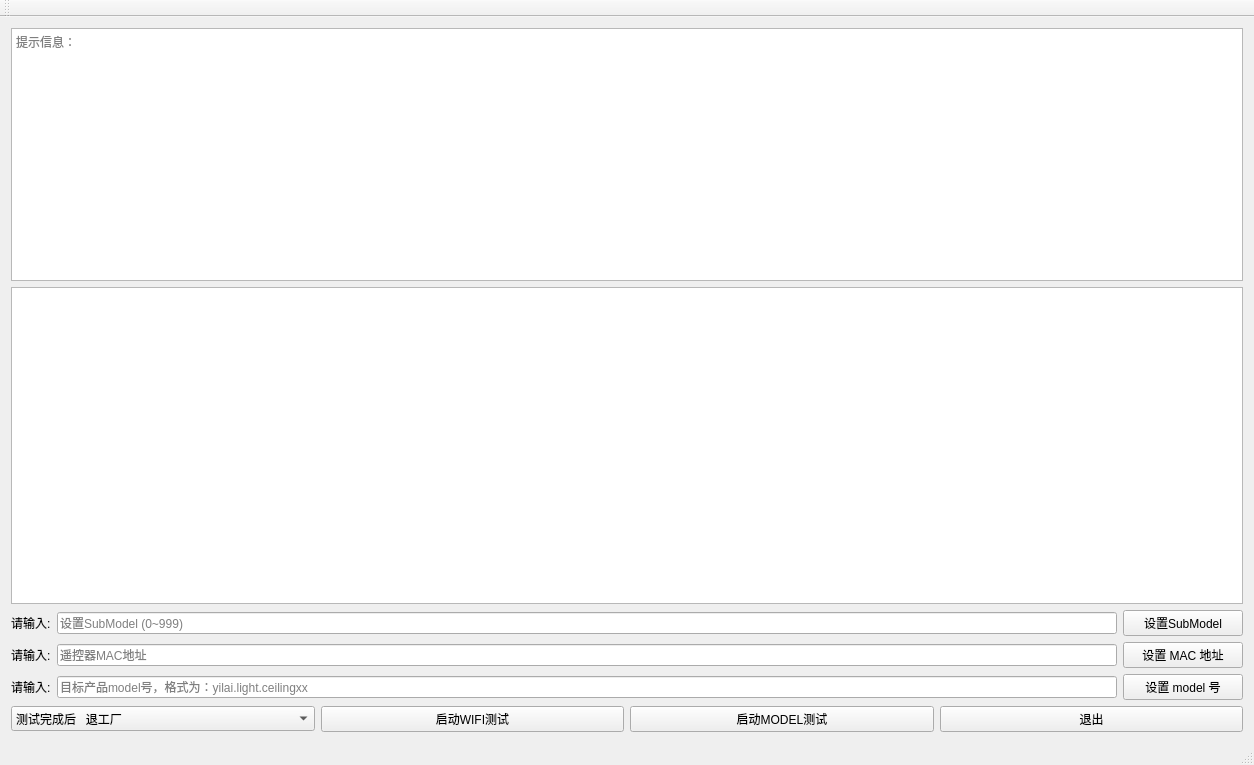
Above: mainwindow.ui from liuwming/NoxClient-of-Rasp before the change. Below: the same form after it.
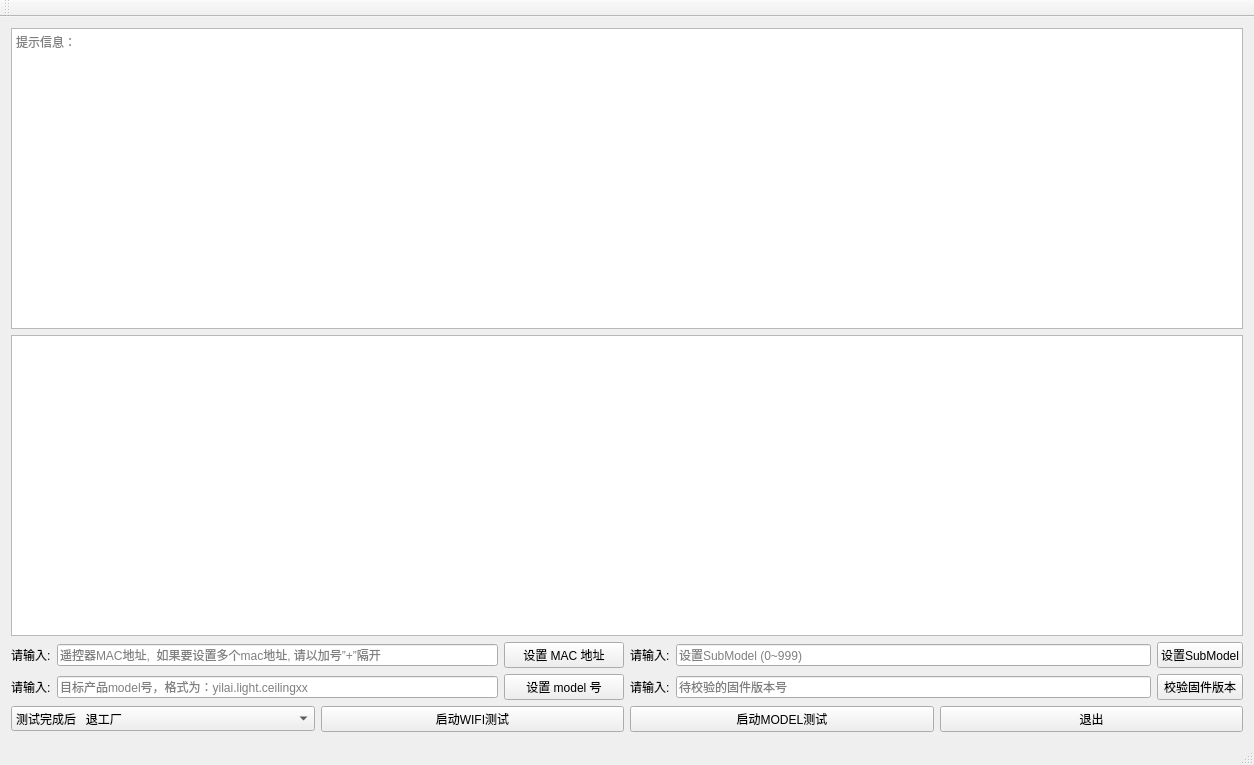
That is the form after the change.

Commit message: 1, Version:1.7 2, add check version number function

The edit to the form file:
```diff
--- a/mainwindow.ui
+++ b/mainwindow.ui
@@ -14,20 +14,15 @@
    <string>MainWindow</string>
   </property>
   <widget class="QWidget" name="centralWidget">
-   <layout class="QGridLayout" name="gridLayout_2">
+   <layout class="QGridLayout" name="gridLayout_3">
     <item row="0" column="0">
-     <layout class="QVBoxLayout" name="verticalLayout" stretch="4,5">
-      <property name="sizeConstraint">
-       <enum>QLayout::SetFixedSize</enum>
-      </property>
-      <item>
        <widget class="QTextEdit" name="textEdit">
         <property name="placeholderText">
          <string>提示信息：</string>
         </property>
        </widget>
       </item>
-      <item>
+    <item row="1" column="0">
        <widget class="QTableWidget" name="tableWidget">
         <property name="minimumSize">
          <size>
@@ -43,66 +38,42 @@
         </property>
        </widget>
       </item>
-     </layout>
-    </item>
-    <item row="1" column="0">
+    <item row="2" column="0">
+     <layout class="QHBoxLayout" name="horizontalLayout_2">
+      <item>
      <layout class="QGridLayout" name="gridLayout">
       <item row="0" column="0">
-       <widget class="QLabel" name="label_3">
-        <property name="text">
-         <string>请输入:</string>
-        </property>
-       </widget>
-      </item>
-      <item row="0" column="1">
-       <widget class="QLineEdit" name="lineEditSubModel">
-        <property name="autoFillBackground">
-         <bool>false</bool>
-        </property>
-        <property name="placeholderText">
-         <string>设置SubModel (0~999)</string>
-        </property>
-       </widget>
-      </item>
-      <item row="0" column="2">
-       <widget class="QPushButton" name="pushButtonSubModel">
-        <property name="text">
-         <string>设置SubModel</string>
-        </property>
-       </widget>
-      </item>
-      <item row="1" column="0">
        <widget class="QLabel" name="label">
         <property name="text">
          <string>请输入:</string>
         </property>
        </widget>
       </item>
-      <item row="1" column="1">
+        <item row="0" column="1">
        <widget class="QLineEdit" name="lineEditMac">
         <property name="autoFillBackground">
          <bool>false</bool>
         </property>
         <property name="placeholderText">
-         <string>遥控器MAC地址</string>
+           <string>遥控器MAC地址,  如果要设置多个mac地址, 请以加号”+”隔开</string>
         </property>
        </widget>
       </item>
-      <item row="1" column="2">
+        <item row="0" column="2">
        <widget class="QPushButton" name="pushButtonMac">
         <property name="text">
          <string>设置 MAC 地址</string>
         </property>
        </widget>
       </item>
-      <item row="2" column="0">
+        <item row="1" column="0">
        <widget class="QLabel" name="label_2">
         <property name="text">
          <string>请输入:</string>
         </property>
        </widget>
       </item>
-      <item row="2" column="1">
+        <item row="1" column="1">
        <widget class="QLineEdit" name="lineEditModel">
         <property name="autoFillBackground">
          <bool>false</bool>
@@ -112,7 +83,7 @@
         </property>
        </widget>
       </item>
-      <item row="2" column="2">
+        <item row="1" column="2">
        <widget class="QPushButton" name="pushButtonModel">
         <property name="minimumSize">
          <size>
@@ -127,7 +98,61 @@
       </item>
      </layout>
     </item>
-    <item row="2" column="0">
+      <item>
+       <layout class="QGridLayout" name="gridLayout_2">
+        <item row="0" column="0">
+         <widget class="QLabel" name="label_3">
+          <property name="text">
+           <string>请输入:</string>
+          </property>
+         </widget>
+        </item>
+        <item row="0" column="1">
+         <widget class="QLineEdit" name="lineEditSubModel">
+          <property name="autoFillBackground">
+           <bool>false</bool>
+          </property>
+          <property name="placeholderText">
+           <string>设置SubModel (0~999)</string>
+          </property>
+         </widget>
+        </item>
+        <item row="0" column="2">
+         <widget class="QPushButton" name="pushButtonSubModel">
+          <property name="text">
+           <string>设置SubModel</string>
+          </property>
+         </widget>
+        </item>
+        <item row="1" column="0">
+         <widget class="QLabel" name="label_4">
+          <property name="text">
+           <string>请输入:</string>
+          </property>
+         </widget>
+        </item>
+        <item row="1" column="1">
+         <widget class="QLineEdit" name="lineEditVersion">
+          <property name="autoFillBackground">
+           <bool>false</bool>
+          </property>
+          <property name="placeholderText">
+           <string>待校验的固件版本号</string>
+          </property>
+         </widget>
+        </item>
+        <item row="1" column="2">
+         <widget class="QPushButton" name="pushButtonVersion">
+          <property name="text">
+           <string>校验固件版本</string>
+          </property>
+         </widget>
+        </item>
+       </layout>
+      </item>
+     </layout>
+    </item>
+    <item row="3" column="0">
      <layout class="QHBoxLayout" name="horizontalLayout">
       <item>
        <widget class="QComboBox" name="comboBox">
```
Lines whose indentation alone changed are shown as unchanged. The commit also changes 5 other files.
